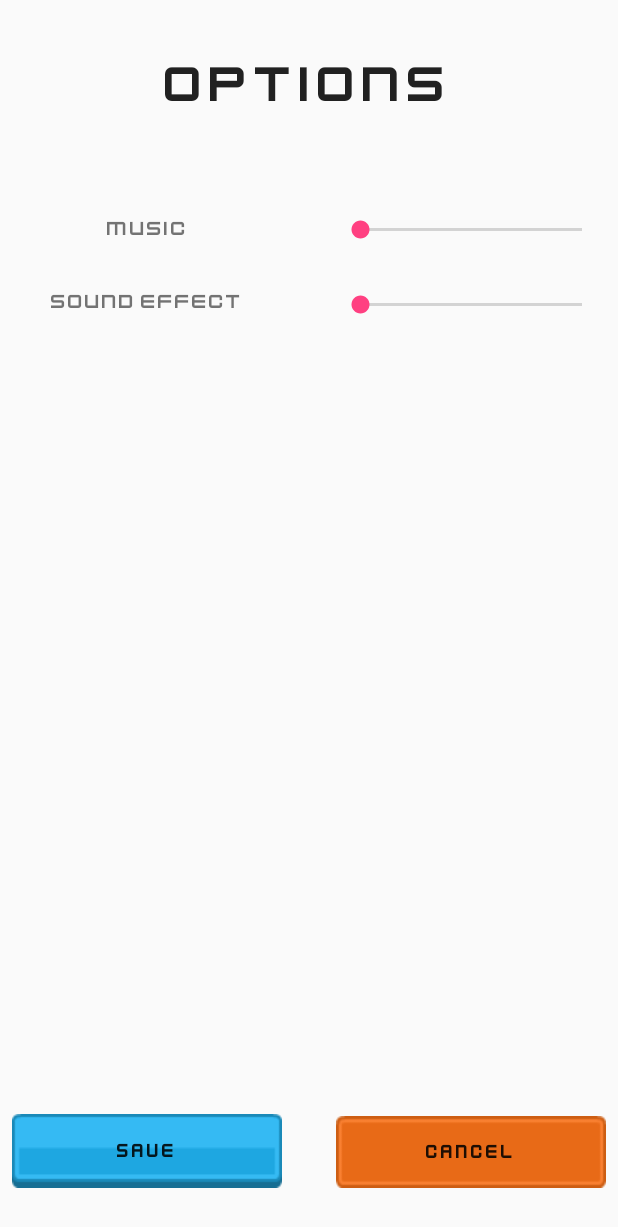
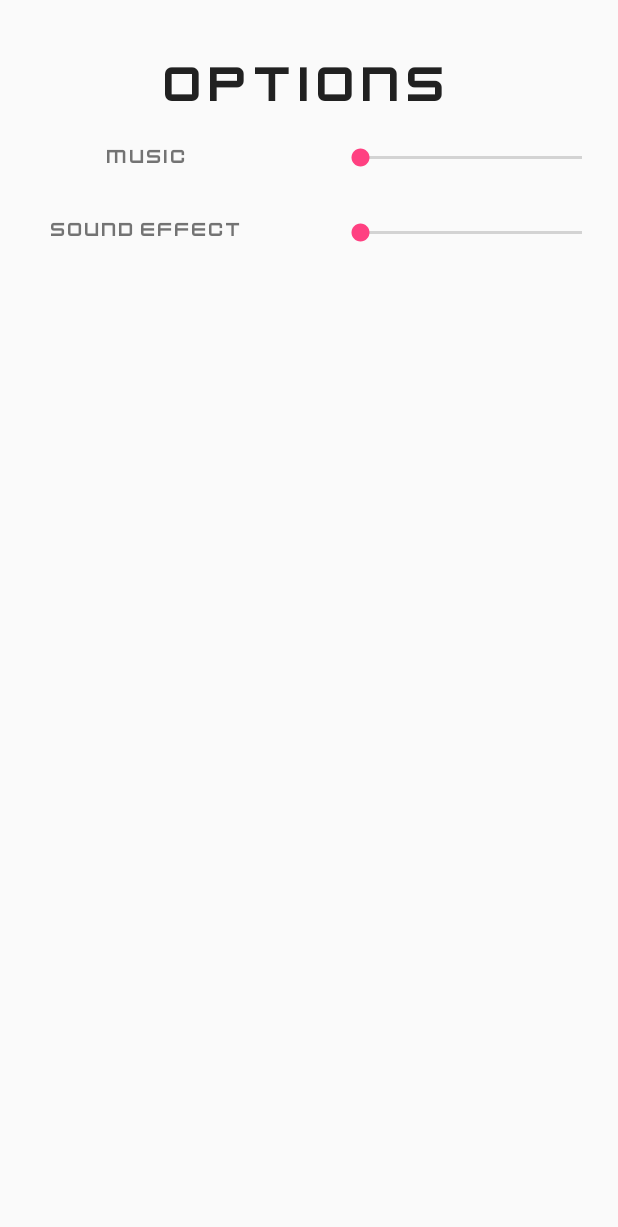
Before and after one commit to hendratay/2d-kenney-main-menu, an Android app: the layout fragment_options.xml on its own in the app's theme, with its tools: preview values and no code run, on a phone screen of 412 x 824 dp. Shown: the top 1227 px of the screen. Run offline under Robolectric (Android 15) with nearby library versions, the phone set to English and light mode, and no system bars.

Commit message:
switch options activity to dialog fragment

```diff
--- a/app/src/main/AndroidManifest.xml
+++ b/app/src/main/AndroidManifest.xml
@@ -29,8 +29,6 @@
             </intent-filter>
         </activity>
 
-        <activity android:name=".OptionsActivity">
-        </activity>
 
         <service android:name=".BackgroundMusic"></service>
 
--- a/app/src/main/java/com/example/hendratay/kenneymainmenu2d/MainActivity.kt
+++ b/app/src/main/java/com/example/hendratay/kenneymainmenu2d/MainActivity.kt
@@ -6,6 +6,7 @@ import android.content.Intent
 import android.content.ServiceConnection
 import android.os.Bundle
 import android.os.IBinder
+import android.support.v4.app.FragmentTransaction
 import android.support.v7.app.AppCompatActivity
 import android.util.Log
 import com.firebase.ui.auth.AuthUI
@@ -51,7 +52,7 @@ class MainActivity : BaseAcitivty() {
 
     private fun setupOptionsButton() {
         options.setOnClickListener {
-            startActivity(Intent(this, OptionsActivity::class.java))
+            OptionsDialog().show(supportFragmentManager, "OptionsDialog")
         }
     }
 
--- a/app/src/main/java/com/example/hendratay/kenneymainmenu2d/OptionsActivity.kt
+++ /dev/null
@@ -1,12 +0,0 @@
-package com.example.hendratay.kenneymainmenu2d
-
-import android.os.Bundle
-import android.support.v7.app.AppCompatActivity
-
-class OptionsActivity: BaseAcitivty(){
-
-    override fun onCreate(savedInstanceState: Bundle?) {
-        super.onCreate(savedInstanceState)
-        setContentView(R.layout.activity_options)
-    }
-}
--- a/app/src/main/res/layout/activity_options.xml
+++ b/app/src/main/res/layout/fragment_options.xml
@@ -1,7 +1,6 @@
 <?xml version="1.0" encoding="utf-8"?>
 <android.support.constraint.ConstraintLayout xmlns:android="http://schemas.android.com/apk/res/android"
     xmlns:app="http://schemas.android.com/apk/res-auto"
-    xmlns:tools="http://schemas.android.com/tools"
     android:layout_width="match_parent"
     android:layout_height="match_parent">
 
@@ -24,13 +23,13 @@
 
     <TextView
         android:id="@+id/music_label"
-        android:gravity="center"
         android:layout_width="180dp"
         android:layout_height="wrap_content"
         android:layout_marginLeft="8dp"
         android:layout_marginStart="8dp"
-        android:layout_marginTop="64dp"
+        android:layout_marginTop="16dp"
         android:fontFamily="@font/kenvector_future"
+        android:gravity="center"
         android:text="Music"
         app:layout_constraintStart_toStartOf="parent"
         app:layout_constraintTop_toBottomOf="@+id/options_label" />
@@ -54,7 +53,7 @@
         android:layout_height="wrap_content"
         android:layout_marginEnd="8dp"
         android:layout_marginRight="8dp"
-        android:layout_marginTop="64dp"
+        android:layout_marginTop="16dp"
         app:layout_constraintEnd_toEndOf="parent"
         app:layout_constraintTop_toBottomOf="@+id/options_label" />
 
@@ -68,30 +67,4 @@
         app:layout_constraintEnd_toEndOf="parent"
         app:layout_constraintTop_toBottomOf="@+id/seekBar_music" />
 
-    <Button
-        android:id="@+id/save_button"
-        android:layout_width="180dp"
-        android:layout_height="wrap_content"
-        android:layout_marginBottom="32dp"
-        android:layout_marginLeft="8dp"
-        android:layout_marginStart="8dp"
-        android:fontFamily="@font/kenvector_future_thin"
-        android:text="Save"
-        android:background="@drawable/blue_button00"
-        app:layout_constraintBottom_toBottomOf="parent"
-        app:layout_constraintStart_toStartOf="parent" />
-
-    <Button
-        android:id="@+id/cancel_button"
-        android:layout_width="180dp"
-        android:layout_height="wrap_content"
-        android:layout_marginBottom="32dp"
-        android:layout_marginEnd="8dp"
-        android:layout_marginRight="8dp"
-        android:fontFamily="@font/kenvector_future_thin"
-        android:text="Cancel"
-        android:background="@drawable/red_button00"
-        app:layout_constraintBottom_toBottomOf="parent"
-        app:layout_constraintEnd_toEndOf="parent" />
-
 </android.support.constraint.ConstraintLayout>
```
Also changed, not shown: app/src/main/java/com/example/hendratay/kenneymainmenu2d/BaseAcitivty.kt (+4 -4 lines), app/src/main/java/com/example/hendratay/kenneymainmenu2d/OptionsDialog.kt (added, +22 -0 lines).
